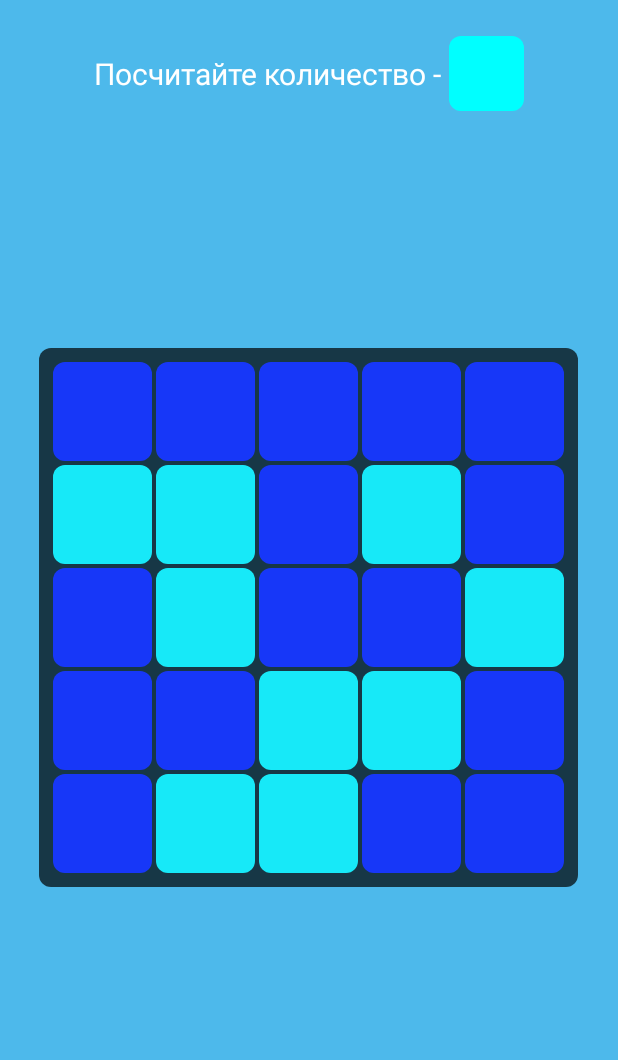
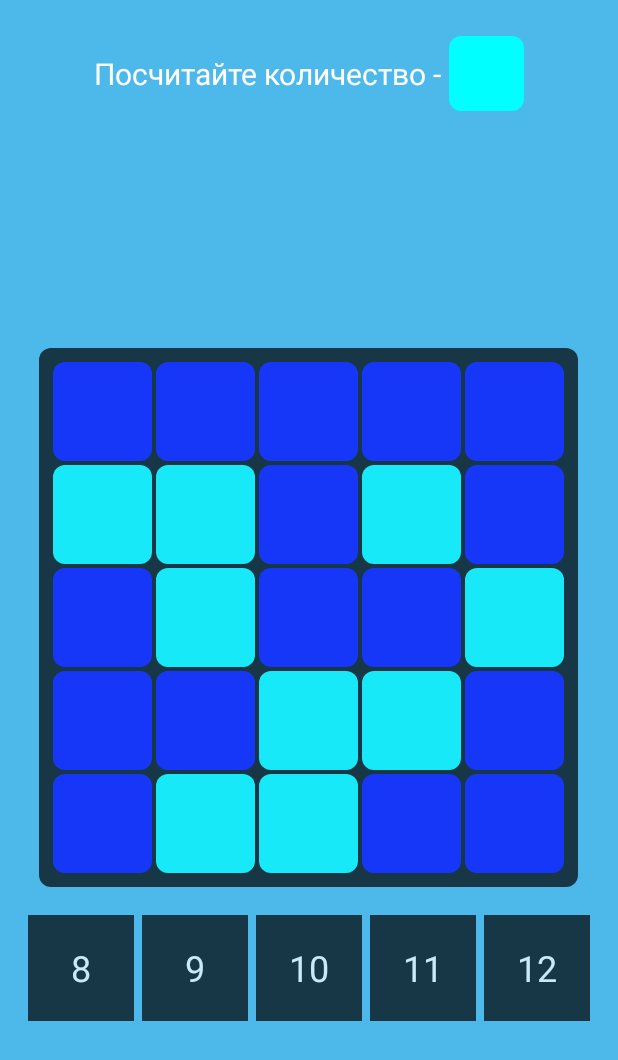
Before and after one commit to Teeeses/BrainTrain, an Android app: the fragment CountingCellsFragment placed in its activity, on a phone screen of 412 x 824 dp. Shown: the top 1060 px of the screen. Run offline under Robolectric (Android 15) with nearby library versions, the phone set to English and light mode, and no system bars; 2 statements that could not run were skipped.

Commit message:
Реализовал кнопки выбора правильного варианта для counting_cells

```diff
--- a/BrainTrain/app/src/main/java/braintrain/explead/com/braintrain/logic/counting_cells/FieldCountingCells.java
+++ b/BrainTrain/app/src/main/java/braintrain/explead/com/braintrain/logic/counting_cells/FieldCountingCells.java
@@ -72,7 +72,6 @@ public class FieldCountingCells {
         for(int i = 0; i < number; i++) {
             choices.add(count - place + i);
         }
-        Collections.shuffle(choices);
     }
 
     public ArrayList<Integer> getChoices() {
--- a/BrainTrain/app/src/main/java/braintrain/explead/com/braintrain/ui/fragment_traning/CountingCellsFragment.java
+++ b/BrainTrain/app/src/main/java/braintrain/explead/com/braintrain/ui/fragment_traning/CountingCellsFragment.java
@@ -11,6 +11,8 @@ import android.widget.LinearLayout;
 
 import braintrain.explead.com.braintrain.R;
 import braintrain.explead.com.braintrain.app.App;
+import braintrain.explead.com.braintrain.logic.counting_cells.FieldCountingCells;
+import braintrain.explead.com.braintrain.views.ChoiceForCountingCells;
 import braintrain.explead.com.braintrain.views.counting_cells.CellCountingCellsView;
 import braintrain.explead.com.braintrain.views.counting_cells.FieldCountingCellsView;
 
@@ -21,27 +23,53 @@ import braintrain.explead.com.braintrain.views.counting_cells.FieldCountingCells
 public class CountingCellsFragment extends Fragment {
 
     private FieldCountingCellsView fieldView;
+    private FieldCountingCells field;
 
+    private ChoiceForCountingCells choiceForCountingCells;
+    private View view;
     private int size;
 
     @Override
     public View onCreateView(LayoutInflater inflater, @Nullable ViewGroup container, @Nullable Bundle savedInstanceState) {
-        View view = inflater.inflate(R.layout.fragment_counting_cells, container, false);
+         view = inflater.inflate(R.layout.fragment_counting_cells, container, false);
 
+        choiceForCountingCells = (ChoiceForCountingCells) view.findViewById(R.id.choiceForCountingCells);
         fieldView = (FieldCountingCellsView) view.findViewById(R.id.fieldView);
-        View findCell = view.findViewById(R.id.findCell);
 
-        createField();
-
-        GradientDrawable background = (GradientDrawable ) findCell.getBackground();
-        background.setColor(FieldCountingCellsView.colors[fieldView.getField().getIndex()]);
+        choiceForCountingCells.post(new Runnable() {
+            @Override
+            public void run() {
+                createField();
+                createViews();
+            }
+        });
 
         return view;
     }
 
     private void createField() {
         size = 5;
-        fieldView.setField(size, (int) App.getWidthScreen());
+        field = new FieldCountingCells(size);
+    }
+
+    private void createViews() {
+        fieldView.setField(field, (int) App.getWidthScreen());
+        choiceForCountingCells.create(field.getChoices(), field.getCount(), new ChoiceForCountingCells.OnChoiceListener() {
+            @Override
+            public void ok() {
+                createField();
+                createViews();
+            }
+
+            @Override
+            public void error() {
+
+            }
+        });
+
+        View findCell = view.findViewById(R.id.findCell);
+        GradientDrawable background = (GradientDrawable ) findCell.getBackground();
+        background.setColor(FieldCountingCellsView.colors[field.getIndex()]);
     }
 
 }
--- /dev/null
+++ b/BrainTrain/app/src/main/java/braintrain/explead/com/braintrain/views/ChoiceForCountingCells.java
@@ -0,0 +1,90 @@
+package braintrain.explead.com.braintrain.views;
+
+import android.content.Context;
+import android.graphics.Color;
+import android.support.annotation.Nullable;
+import android.util.AttributeSet;
+import android.view.Gravity;
+import android.view.View;
+import android.view.ViewGroup;
+import android.widget.LinearLayout;
+import android.widget.RelativeLayout;
+import android.widget.TextView;
+
+import java.util.ArrayList;
+import java.util.Locale;
+
+import braintrain.explead.com.braintrain.R;
+
+public class ChoiceForCountingCells extends LinearLayout {
+
+    private Context context;
+
+    private ArrayList<Integer> choiceArray;
+    private int trueValue;
+
+    public interface OnChoiceListener {
+        void ok();
+        void error();
+    }
+
+    public ChoiceForCountingCells(Context context) {
+        super(context);
+        init(context);
+    }
+
+    public ChoiceForCountingCells(Context context, @Nullable AttributeSet attrs) {
+        super(context, attrs);
+        init(context);
+    }
+
+    public ChoiceForCountingCells(Context context, @Nullable AttributeSet attrs, int defStyleAttr) {
+        super(context, attrs, defStyleAttr);
+        init(context);
+    }
+
+    private void init(Context context) {
+        this.context = context;
+        this.setOrientation(HORIZONTAL);
+    }
+
+    public void create(final ArrayList<Integer> choiceArray, final int trueValue, final OnChoiceListener listener) {
+        this.removeAllViews();
+        this.choiceArray = choiceArray;
+        this.trueValue = trueValue;
+
+        int size = this.getMeasuredWidth()/choiceArray.size();
+        for(int i = 0; i < choiceArray.size(); i++) {
+            final int index = i;
+            RelativeLayout layout = new RelativeLayout(context);
+            LinearLayout.LayoutParams paramsLayout = new LayoutParams(size, size);
+            layout.setLayoutParams(paramsLayout);
+            layout.setPadding(4, 4, 4, 4);
+
+            TextView textView = new TextView(context);
+            RelativeLayout.LayoutParams paramsTextView = new RelativeLayout.LayoutParams(ViewGroup.LayoutParams.MATCH_PARENT, ViewGroup.LayoutParams.MATCH_PARENT);
+            paramsTextView.addRule(RelativeLayout.CENTER_IN_PARENT, RelativeLayout.TRUE);
+            textView.setLayoutParams(paramsTextView);
+            textView.setGravity(Gravity.CENTER);
+            textView.setBackgroundColor(Color.BLACK);
+            textView.setAlpha(0.7f);
+            textView.setTextSize(context.getResources().getDimensionPixelSize(R.dimen.standard_text));
+            textView.setTextColor(Color.WHITE);
+            textView.setText(String.format(Locale.ROOT, "%d", choiceArray.get(i)));
+
+            textView.setOnClickListener(new OnClickListener() {
+                @Override
+                public void onClick(View view) {
+                    if(trueValue == choiceArray.get(index)) {
+                        listener.ok();
+                    } else {
+                        listener.error();
+                    }
+                }
+            });
+
+            layout.addView(textView);
+            this.addView(layout);
+        }
+    }
+}
--- a/BrainTrain/app/src/main/java/braintrain/explead/com/braintrain/views/counting_cells/FieldCountingCellsView.java
+++ b/BrainTrain/app/src/main/java/braintrain/explead/com/braintrain/views/counting_cells/FieldCountingCellsView.java
@@ -4,24 +4,18 @@ import android.content.Context;
 import android.graphics.Color;
 import android.support.annotation.Nullable;
 import android.util.AttributeSet;
-import android.view.View;
 import android.view.ViewGroup;
 import android.widget.LinearLayout;
 import android.widget.RelativeLayout;
 
-import braintrain.explead.com.braintrain.R;
 import braintrain.explead.com.braintrain.logic.counting_cells.CellCountingCells;
 import braintrain.explead.com.braintrain.logic.counting_cells.FieldCountingCells;
 
-/**
- * Created by develop on 02.10.2017.
- */
 
 public class FieldCountingCellsView extends RelativeLayout {
 
     private Context context;
     private FieldCountingCells field;
-    private int sizeField;
     private float sizeCell;
 
     private CellCountingCellsView[][] fieldView;
@@ -47,10 +41,9 @@ public class FieldCountingCellsView extends RelativeLayout {
         this.context = context;
     }
 
-    public void setField(int size, int sizeField) {
-        field = new FieldCountingCells(size);
-        this.sizeField = sizeField;
-        sizeCell = sizeField/(size+1);
+    public void setField(FieldCountingCells field, int sizeField) {
+        this.field = field;
+        sizeCell = sizeField/(field.getSize()+1);
 
         RelativeLayout.LayoutParams params = new RelativeLayout.LayoutParams(ViewGroup.LayoutParams.WRAP_CONTENT, ViewGroup.LayoutParams.WRAP_CONTENT);
         params.addRule(RelativeLayout.CENTER_IN_PARENT, RelativeLayout.TRUE);
--- a/BrainTrain/app/src/main/res/layout/fragment_counting_cells.xml
+++ b/BrainTrain/app/src/main/res/layout/fragment_counting_cells.xml
@@ -45,4 +45,16 @@
         android:background="@drawable/bg_counting_cells_field"
         android:alpha="0.7"/>
 
+    <RelativeLayout
+        android:layout_width="match_parent"
+        android:layout_height="match_parent"
+        android:layout_below="@+id/fieldView"
+        android:padding="@dimen/standard_margin">
+
+        <braintrain.explead.com.braintrain.views.ChoiceForCountingCells
+            android:id="@+id/choiceForCountingCells"
+            android:layout_width="match_parent"
+            android:layout_height="wrap_content"/>
+    </RelativeLayout>
+
 </RelativeLayout>
```
